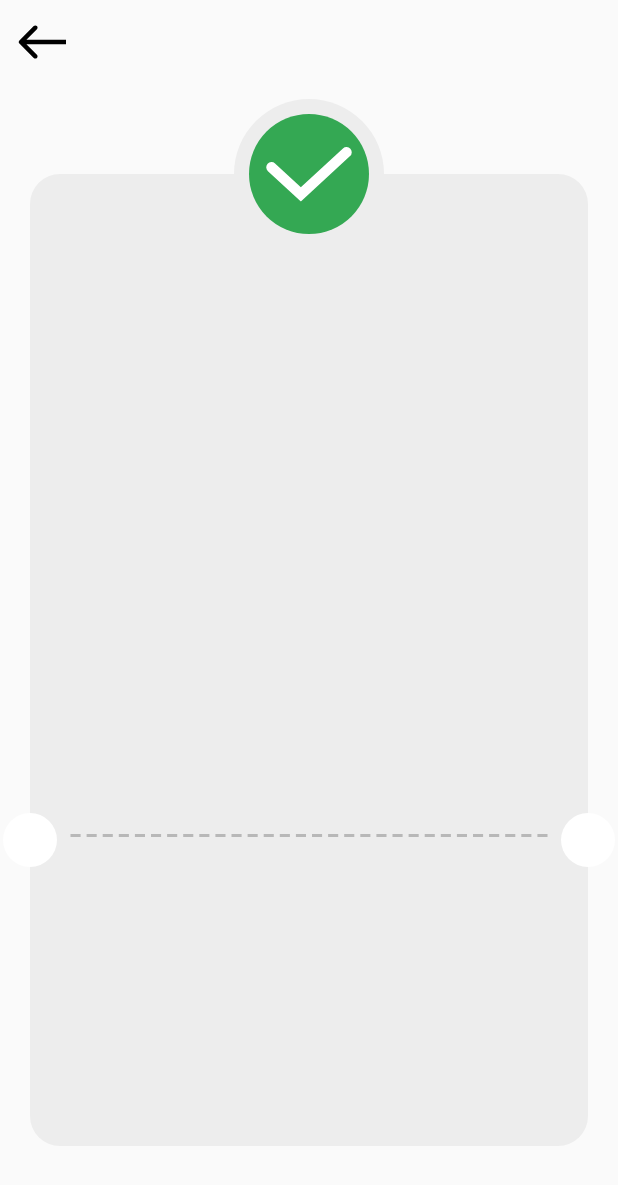
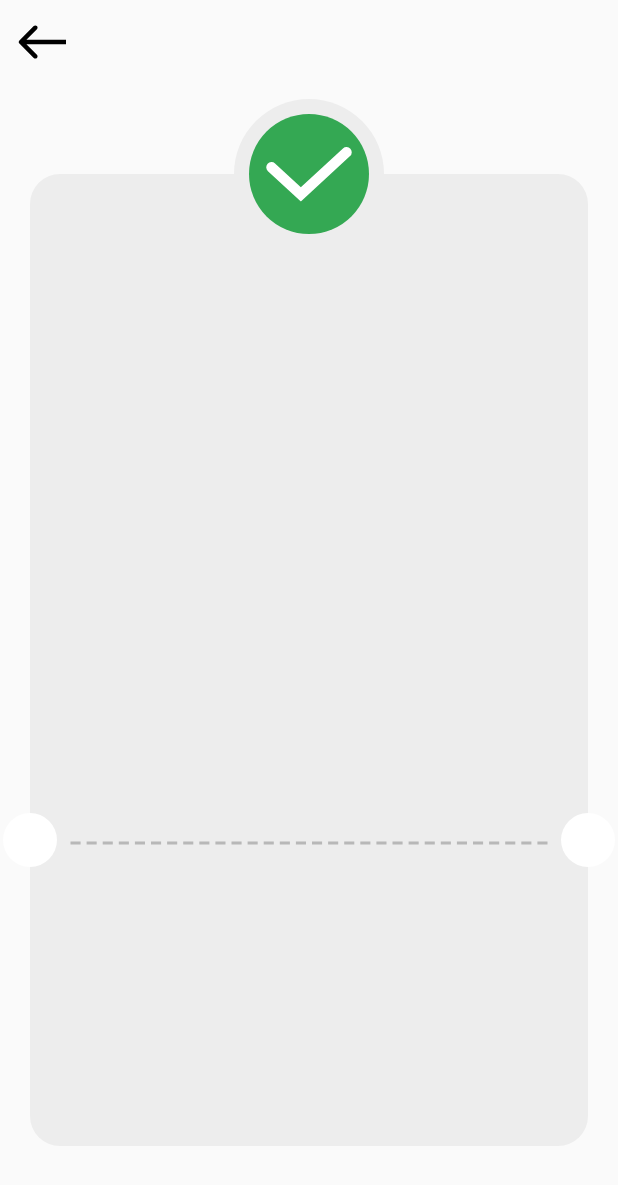
Before and after one commit to OmarAlex00/Payment-feature, a Flutter app: the screen it shows after launch, on a phone screen of 412 x 824 dp. Shown: the top 1185 px of the screen. Run offline on Flutter 3.47's test engine with Material 2 defaults, Android fonts, the phone set to English and light mode, and no system bars; our stand-ins replace flutter_credit_card, flutter_svg.

Commit message:
dashed divider position fixed

```diff
--- a/lib/features/payment_feature/presentation/views/widgets/payment_complete_body.dart
+++ b/lib/features/payment_feature/presentation/views/widgets/payment_complete_body.dart
@@ -46,7 +46,7 @@ class PaymentCompleteBody extends StatelessWidget {
             ),
           ),
           Positioned(
-              bottom: MediaQuery.of(context).size.height * .25,
+              bottom: (MediaQuery.of(context).size.height * .25) - 5,
               left: 25,
               right: 25,
               child: const CustomDashedDivider()),
```
